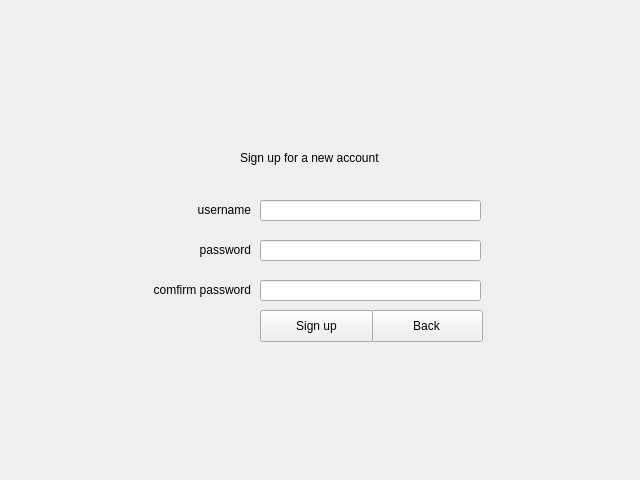
Before: the Qt Designer form blackjack-client/ui/signup.ui in lehoangtran289/Blackjack, drawn with Qt 5.
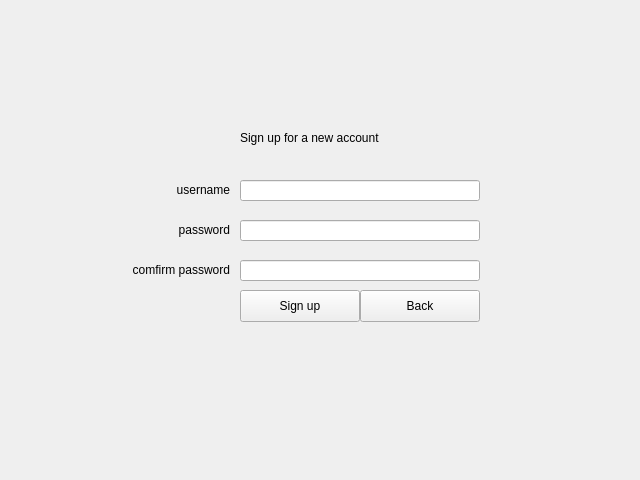
After: the same form once the commit is applied.

What changed in the file:
```diff
--- a/blackjack-client/ui/signup.ui
+++ b/blackjack-client/ui/signup.ui
@@ -19,9 +19,9 @@
   <widget class="QLabel" name="label">
    <property name="geometry">
     <rect>
-     <x>170</x>
-     <y>240</y>
-     <width>81</width>
+     <x>110</x>
+     <y>220</y>
+     <width>120</width>
      <height>20</height>
     </rect>
    </property>
@@ -36,7 +36,7 @@
    <property name="geometry">
     <rect>
      <x>240</x>
-     <y>150</y>
+     <y>130</y>
      <width>281</width>
      <height>16</height>
     </rect>
@@ -48,9 +48,9 @@
   <widget class="QLabel" name="label_3">
    <property name="geometry">
     <rect>
-     <x>170</x>
-     <y>200</y>
-     <width>81</width>
+     <x>110</x>
+     <y>180</y>
+     <width>120</width>
      <height>20</height>
     </rect>
    </property>
@@ -64,9 +64,9 @@
   <widget class="QPushButton" name="back_button">
    <property name="geometry">
     <rect>
-     <x>370</x>
-     <y>310</y>
-     <width>113</width>
+     <x>360</x>
+     <y>290</y>
+     <width>120</width>
      <height>32</height>
     </rect>
    </property>
@@ -77,9 +77,9 @@
   <widget class="QPushButton" name="signup_button">
    <property name="geometry">
     <rect>
-     <x>260</x>
-     <y>310</y>
-     <width>113</width>
+     <x>240</x>
+     <y>290</y>
+     <width>120</width>
      <height>32</height>
     </rect>
    </property>
@@ -90,9 +90,9 @@
   <widget class="QLineEdit" name="password_entry">
    <property name="geometry">
     <rect>
-     <x>260</x>
-     <y>240</y>
-     <width>221</width>
+     <x>240</x>
+     <y>220</y>
+     <width>240</width>
      <height>21</height>
     </rect>
    </property>
@@ -103,9 +103,9 @@
   <widget class="QLineEdit" name="username_entry">
    <property name="geometry">
     <rect>
-     <x>260</x>
-     <y>200</y>
-     <width>221</width>
+     <x>240</x>
+     <y>180</y>
+     <width>240</width>
      <height>21</height>
     </rect>
    </property>
@@ -114,8 +114,8 @@
    <property name="geometry">
     <rect>
      <x>110</x>
-     <y>280</y>
-     <width>141</width>
+     <y>260</y>
+     <width>120</width>
      <height>20</height>
     </rect>
    </property>
@@ -129,9 +129,9 @@
   <widget class="QLineEdit" name="confirm_entry">
    <property name="geometry">
     <rect>
-     <x>260</x>
-     <y>280</y>
-     <width>221</width>
+     <x>240</x>
+     <y>260</y>
+     <width>240</width>
      <height>21</height>
     </rect>
    </property>
```
